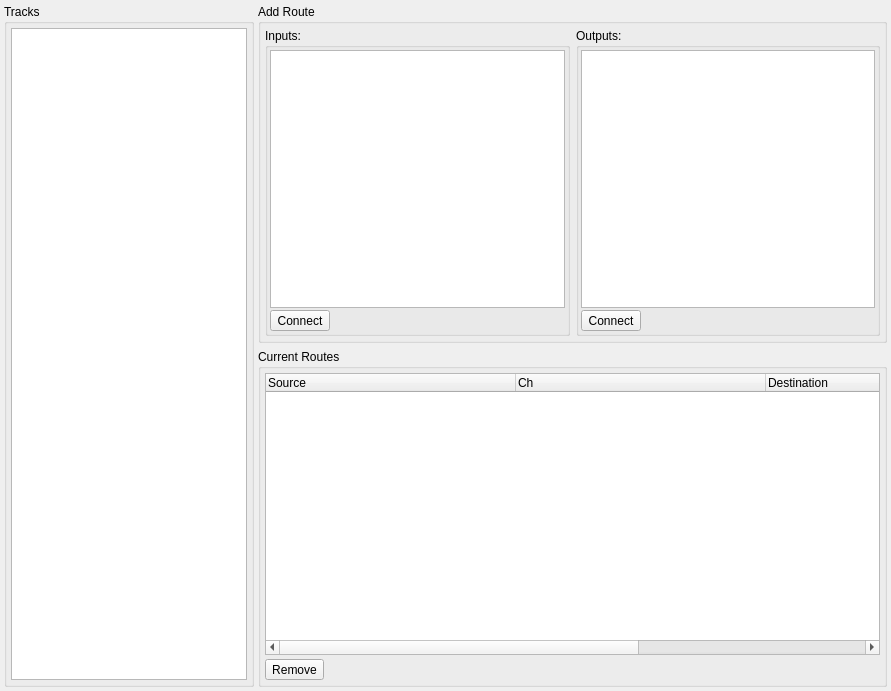
Above: oom/mixer/routedialogbase.ui from ccherrett/oom before the change. Below: the same form after it.
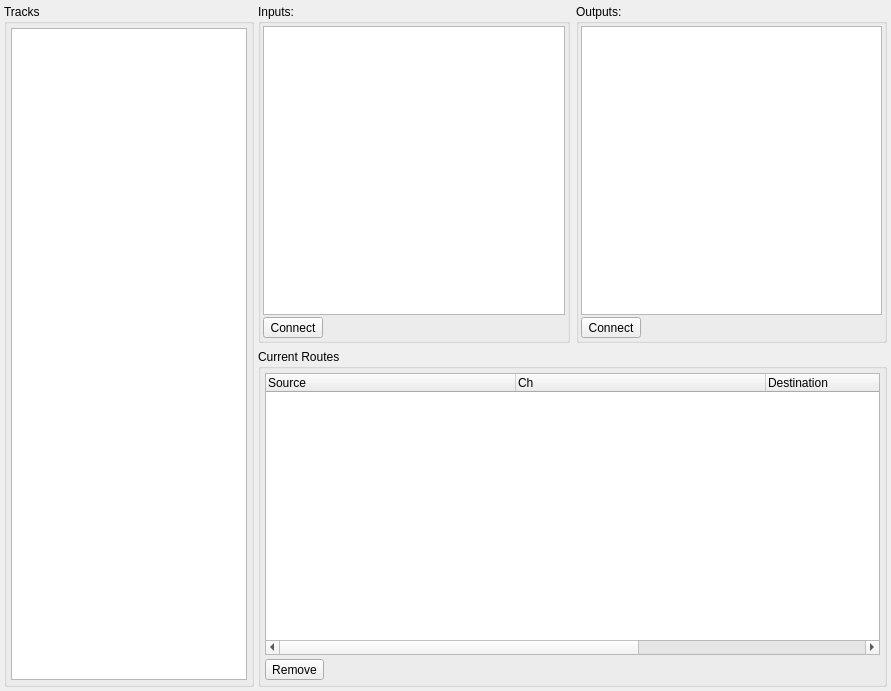
That is the form after the change.

Commit message: Removed Add Routes groupbox from RD

Patch:
```diff
--- a/oom/mixer/routedialogbase.ui
+++ b/oom/mixer/routedialogbase.ui
@@ -90,19 +90,10 @@
       <number>0</number>
      </property>
      <item>
-      <widget class="QGroupBox" name="groupBox4">
-       <property name="title">
-        <string>Add Route</string>
+      <layout class="QHBoxLayout" name="horizontalLayout_2">
+       <property name="topMargin">
+        <number>0</number>
        </property>
-       <layout class="QVBoxLayout">
-        <property name="spacing">
-         <number>4</number>
-        </property>
-        <property name="margin">
-         <number>4</number>
-        </property>
-        <item>
-         <layout class="QHBoxLayout">
           <item>
            <widget class="QGroupBox" name="groupBox2">
             <property name="sizePolicy">
@@ -222,9 +213,6 @@
            </widget>
           </item>
          </layout>
-        </item>
-       </layout>
-      </widget>
      </item>
      <item>
       <widget class="QGroupBox" name="groupBox1">
```
Lines whose indentation alone changed are shown as unchanged.
